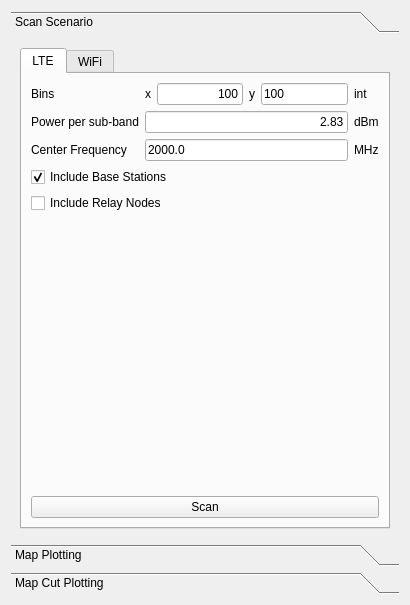
Qt form ui/Widgets_ViewScenario.ui (ComNets/openwns-wrowser) before a commit.
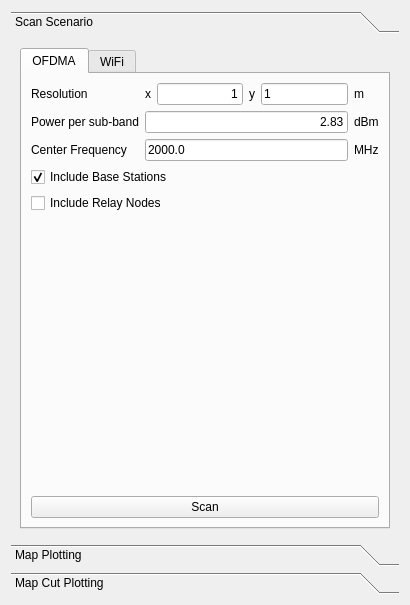
The same form after that commit.

Commit message: Scenario viewer now uses resolution and not number of bins

Patch:
```diff
--- a/ui/Widgets_ViewScenario.ui
+++ b/ui/Widgets_ViewScenario.ui
@@ -38,7 +38,7 @@
          </property>
          <widget class="QWidget" name="winner" >
           <attribute name="title" >
-           <string>LTE</string>
+           <string>OFDMA</string>
           </attribute>
           <layout class="QVBoxLayout" >
            <item>
@@ -48,7 +48,7 @@
                <item>
                 <widget class="QLabel" name="tileWidthLabel" >
                  <property name="text" >
-                  <string>Bins</string>
+                  <string>Resolution</string>
                  </property>
                 </widget>
                </item>
@@ -85,7 +85,7 @@
                     <string>The x-axis will be devided in x bins, i.e. the resulting table probe has x rows in x direction.</string>
                    </property>
                    <property name="text" >
-                    <string>100</string>
+                    <string>1</string>
                    </property>
                    <property name="maxLength" >
                     <number>32766</number>
@@ -111,7 +111,7 @@
                     <enum>Qt::RightToLeft</enum>
                    </property>
                    <property name="text" >
-                    <string>100</string>
+                    <string>1</string>
                    </property>
                   </widget>
                  </item>
@@ -147,7 +147,7 @@
                <item>
                 <widget class="QLabel" name="label_10" >
                  <property name="text" >
-                  <string>int</string>
+                  <string>m</string>
                  </property>
                 </widget>
                </item>
```
Left out of the diff: 4 changed lines with no effect on the pictures. The commit also changes 2 other files.
